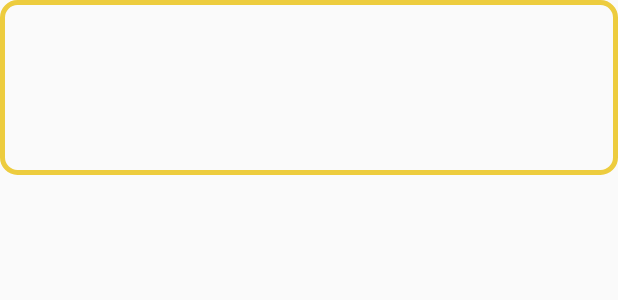
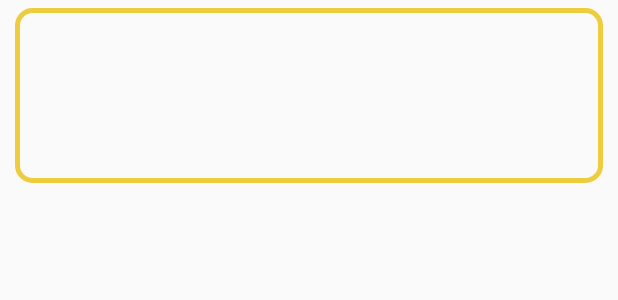
Before and after one commit to guangchiguangchi/little-bee-android, an Android app: the layout liv_task_item.xml on its own in the app's theme, with its tools: preview values and no code run, on a phone screen of 412 x 824 dp. Shown: the top 300 px of the screen. Run offline under Robolectric (Android 15) with nearby library versions, the phone set to English and light mode, and no system bars.

Commit message:
1.0版本封版

```diff
--- a/app/src/main/res/layout/liv_task_item.xml
+++ b/app/src/main/res/layout/liv_task_item.xml
@@ -9,8 +9,11 @@
         android:layout_width="fill_parent"
         android:layout_height="wrap_content"
         android:gravity="center_horizontal"
-        android:layout_marginBottom="10dp"
+        android:layout_marginBottom="5dp"
+        android:layout_marginTop="5dp"
         android:padding="10dp"
+        android:layout_marginLeft="10dp"
+        android:layout_marginRight="10dp"
         android:background="@drawable/x_liv_frame_color"
         android:orientation="vertical">
 
```
Also changed, not shown: app/src/main/java/com/guangchiguangchi/little_bee_android/Activitys/main/MainActivity.java (+8 -0 lines), app/src/main/res/layout/content_main.xml (+32 -2 lines).
